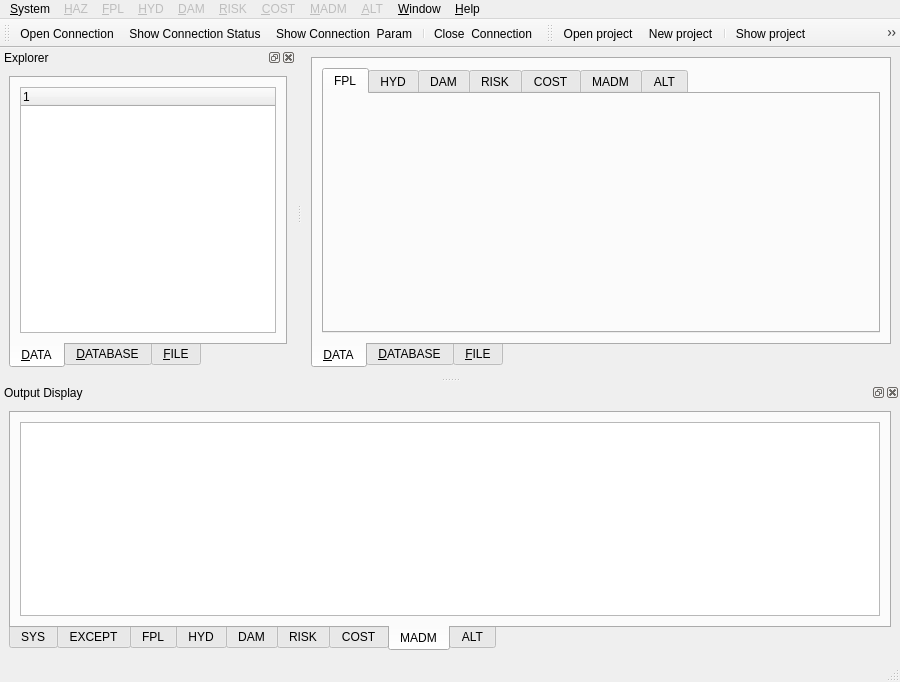
This is source_code/Main_Wid.ui in dabachma/ProMaIDes_src as Qt 5 draws it before an edit. The edited form follows.
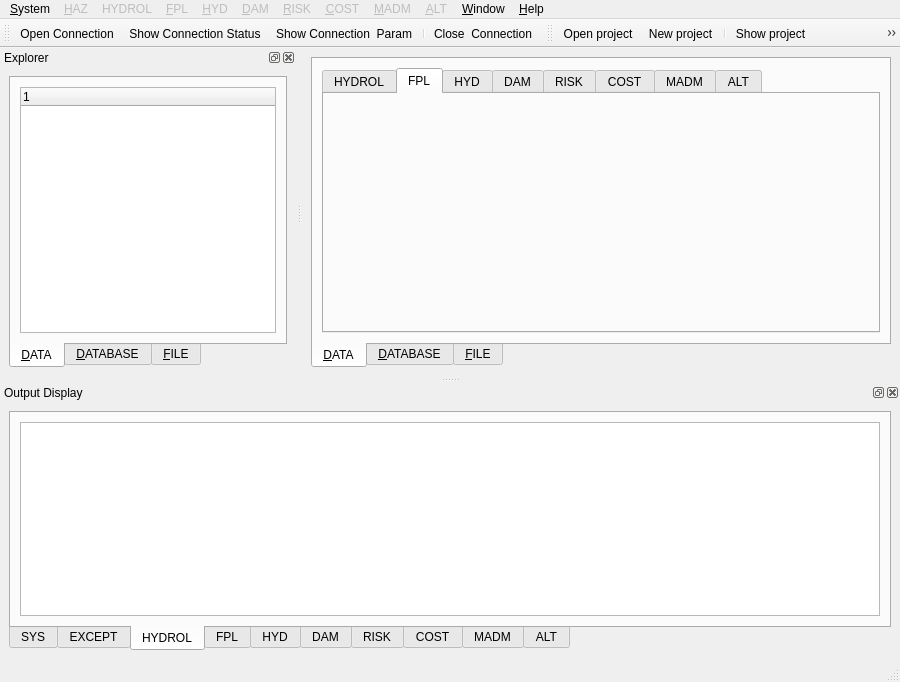
This is the edited form. The open tabs and pages were chosen to show the change. Icons and pictures are not drawn. Custom widgets are drawn as their Qt base class.

Commit message: Add first parts of hydrologic system_hydrology.pro

Patch:
```diff
--- a/source_code/Main_Wid.ui
+++ b/source_code/Main_Wid.ui
@@ -56,6 +56,11 @@
           <property name="movable">
            <bool>true</bool>
           </property>
+          <widget class="QWidget" name="tab_hydrol_data_view">
+           <attribute name="title">
+            <string>HYDROL</string>
+           </attribute>
+          </widget>
           <widget class="QWidget" name="tab_fpl_data_view">
            <attribute name="title">
             <string>FPL</string>
@@ -783,8 +788,17 @@
     <addaction name="separator"/>
     <addaction name="menu_cost_common"/>
    </widget>
+   <widget class="QMenu" name="menu_HYDROL_system">
+    <property name="enabled">
+     <bool>false</bool>
+    </property>
+    <property name="title">
+     <string>HYDROL</string>
+    </property>
+   </widget>
    <addaction name="menu_System"/>
    <addaction name="menu_HAZ"/>
+   <addaction name="menu_HYDROL_system"/>
    <addaction name="menu_FPL_system"/>
    <addaction name="menu_HYD_system"/>
    <addaction name="menu_DAM_system"/>
@@ -834,7 +848,7 @@
         <enum>QTabWidget::Rounded</enum>
        </property>
        <property name="currentIndex">
-        <number>7</number>
+        <number>2</number>
        </property>
        <widget class="QWidget" name="tab_systemtxt">
         <attribute name="title">
@@ -882,6 +896,16 @@
          </item>
         </layout>
        </widget>
+       <widget class="QWidget" name="tab_hydroltxt">
+        <attribute name="title">
+         <string>HYDROL</string>
+        </attribute>
+        <layout class="QGridLayout" name="gridLayout">
+         <item row="0" column="0">
+          <widget class="Sys_Output_Text_Wid" name="textEdit_hydroltxt"/>
+         </item>
+        </layout>
+       </widget>
        <widget class="QWidget" name="tab_fpltxt">
         <attribute name="title">
          <string>FPL</string>
```
Left out of the diff: 2 changed lines with no effect on the pictures. The commit also changes 6 other files.
